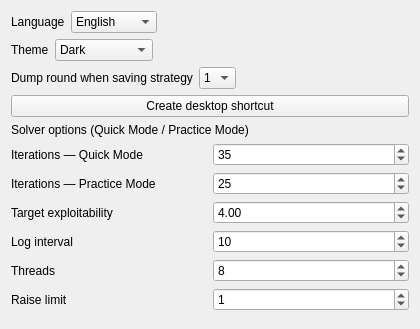
This is settingeditor.ui in NicolasTu-dev/NicoSolver as Qt 5 draws it before an edit; both pictures show x 0 to 420 and y 0 to 329 of the 420 by 520 pixel window. The edited form follows.
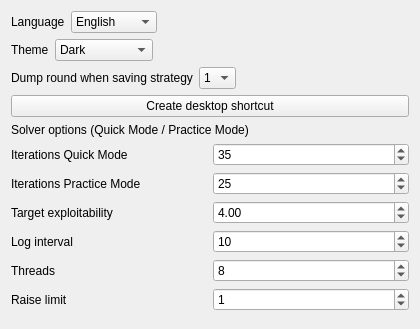
This is the edited form.

Patch:
```diff
--- a/settingeditor.ui
+++ b/settingeditor.ui
@@ -179,7 +179,7 @@
        <item>
         <widget class="QLabel" name="label_4">
          <property name="text">
-          <string>Iterations — Quick Mode</string>
+          <string>Iterations Quick Mode</string>
          </property>
         </widget>
        </item>
@@ -203,7 +203,7 @@
        <item>
         <widget class="QLabel" name="label_5">
          <property name="text">
-          <string>Iterations — Practice Mode</string>
+          <string>Iterations Practice Mode</string>
          </property>
         </widget>
        </item>
```
